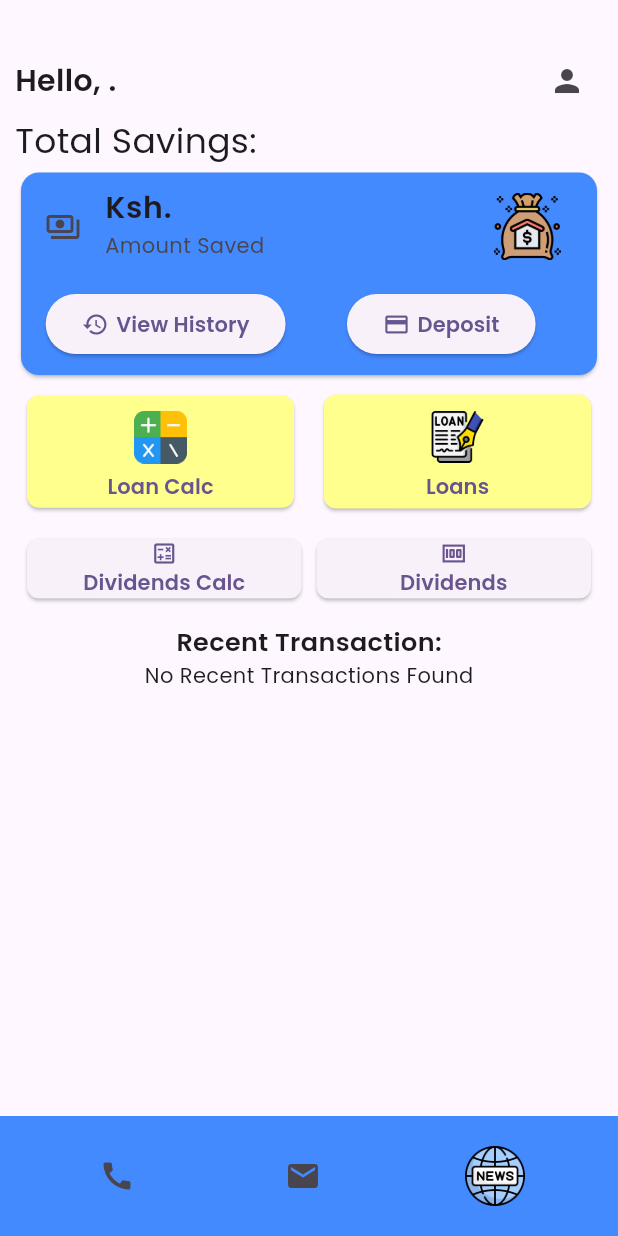
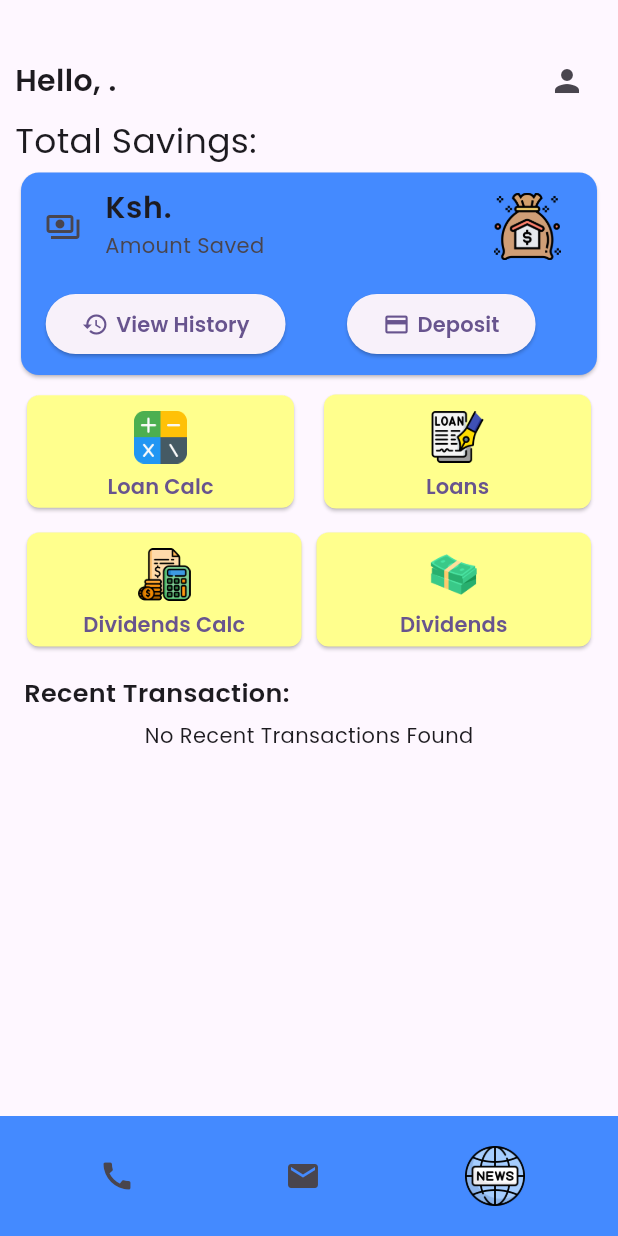
Before and after one commit to stevenjoro098/Sacco-Flutter-App, a Flutter app: the MyHomePage screen opened directly with empty values, on a phone screen of 412 x 824 dp. Run offline on Flutter 3.47's test engine with Material 3 defaults, Android fonts, the light colour scheme and no system bars; network calls fail; Roboto replaces fonts that are missing (poppins).

Commit message:
Finalizing with the UI

```diff
--- a/lib/main.dart
+++ b/lib/main.dart
@@ -36,11 +36,11 @@ class MyApp extends StatelessWidget {
           shape: RoundedRectangleBorder( // Round corners of Snackbar
             borderRadius: BorderRadius.circular(20.0),
           ),
-          insetPadding: EdgeInsets.all(10.0)
+          insetPadding: const EdgeInsets.all(10.0)
 
         )
       ),
-      home: loginPage()//const MyHomePage(title: 'Flutter Demo Home Page'),
+      home: const loginPage()//const MyHomePage(title: 'Flutter Demo Home Page'),
     );
   }
 }
@@ -109,7 +109,8 @@ class _MyHomePageState extends State<MyHomePage> {
   Widget build(BuildContext context) {
    // than having to individually change instances of widgets.
     return Scaffold(
-      body: Padding(
+      body: SingleChildScrollView(
+        child: Padding(
           padding: const EdgeInsets.all(10.0),
           child: Column(
             //mainAxisAlignment: MainAxisAlignment.start,
@@ -129,7 +130,7 @@ class _MyHomePageState extends State<MyHomePage> {
                     IconButton(
                         onPressed: (){
                           Navigator.push(context,
-                            MaterialPageRoute(builder: (context) => const userProfile()));
+                              MaterialPageRoute(builder: (context) =>  userProfile( idNo: widget.id_no )));
 
                         },
                         icon: const Icon(Icons.person))
@@ -154,11 +155,11 @@ class _MyHomePageState extends State<MyHomePage> {
                   children: [
                     ListTile(
                       leading: const Icon(Icons.payments_outlined),
-                    title: Text("Ksh. ${totalAmount}",style: TextStyle(fontWeight: FontWeight.bold, fontSize: 20)),
-                    subtitle: Text("Amount Saved"),
+                      title: Text("Ksh. ${totalAmount}",style: const TextStyle(fontWeight: FontWeight.bold, fontSize: 20)),
+                      subtitle: const Text("Amount Saved"),
                       trailing: Image.asset('assets/images/cost.png', width: 45,height: 45,),
                     ),
-                  SizedBox(height: 5,),
+                    const SizedBox(height: 5,),
                     Row(
                       mainAxisAlignment: MainAxisAlignment.spaceEvenly,
                       children: <Widget>[
@@ -195,7 +196,7 @@ class _MyHomePageState extends State<MyHomePage> {
                         const SizedBox(width: 8),
                       ],
                     ),
-                  SizedBox(height: 10,)
+                    const SizedBox(height: 10,)
                   ],
                 ),
               ),
@@ -220,13 +221,13 @@ class _MyHomePageState extends State<MyHomePage> {
                           )
                         ),
                         child: Padding(
-                        padding: EdgeInsets.all(4.5),
+                          padding: const EdgeInsets.all(4.5),
                           child: Column(
                             children: [
-                            SizedBox(height: 6,),
+                              const SizedBox(height: 6,),
                               Image.asset('assets/images/calculator.png', width: 35,),
-                            SizedBox(height: 5,),
-                            Text('Loan Calc',style: TextStyle(fontWeight: FontWeight.bold))
+                              const SizedBox(height: 5,),
+                              const Text('Loan Calc',style: TextStyle(fontWeight: FontWeight.bold))
                             ],
                           ),
                         ),
@@ -247,13 +248,13 @@ class _MyHomePageState extends State<MyHomePage> {
                             )
                         ),
                         child: Padding(
-                        padding: EdgeInsets.all(4.5),
+                          padding: const EdgeInsets.all(4.5),
                            child: Column(
                             children: [
-                            SizedBox(height: 6,),
+                              const SizedBox(height: 6,),
                               Image.asset('assets/images/signing.png', width: 35,),
-                            SizedBox(height: 6,),
-                            Text('Loans',style: TextStyle(fontWeight: FontWeight.bold)),
+                              const SizedBox(height: 6,),
+                              const Text('Loans',style: TextStyle(fontWeight: FontWeight.bold)),
 
                             ],
                           ),
@@ -265,49 +266,74 @@ class _MyHomePageState extends State<MyHomePage> {
                 ),
               ),
               Padding(
-                padding: EdgeInsets.all(8.0),
+                  padding: const EdgeInsets.all(8.0),
                 child: Row(
                   children: [
                     Expanded(
                       child: ElevatedButton(
-                        onPressed: (){},
+                        onPressed:(){
+
+                        } ,
                         style: ElevatedButton.styleFrom(
+                            backgroundColor: Colors.yellowAccent[100],
                             shape: RoundedRectangleBorder(
                                 borderRadius: BorderRadius.circular(8.0)
                             )
                         ),
-                        child: const Column(
+                        child: Padding(
+                          padding: const EdgeInsets.all(4.5),
+                          child: Column(
                             children: [
-                            Icon(Icons.calculate_outlined),
-                            Text('Dividends Calc',style: TextStyle(fontWeight: FontWeight.bold))
+                              const SizedBox(height: 6,),
+                              Image.asset('assets/images/budget.png', width: 35,),
+                              const SizedBox(height: 6,),
+                              const Text('Dividends Calc',style: TextStyle(fontWeight: FontWeight.bold)),
+
                             ],
                           ),
+                        ),
+
                       ),
                     ),
                     const SizedBox(width: 10,),
                     Expanded(
                       child: ElevatedButton(
-                        onPressed: (){
+                        onPressed:(){
 
-                        },
+                        } ,
                         style: ElevatedButton.styleFrom(
+                            backgroundColor: Colors.yellowAccent[100],
                             shape: RoundedRectangleBorder(
                                 borderRadius: BorderRadius.circular(8.0)
                             )
                         ),
-                        child: const Column(
+                        child: Padding(
+                          padding: const EdgeInsets.all(4.5),
+                          child: Column(
                             children: [
-                            Icon(Icons.money_outlined),
-                            Text('Dividends',style: TextStyle(fontWeight: FontWeight.bold))
+                              const SizedBox(height: 6,),
+                              Image.asset('assets/images/money.png', width: 35,),
+                              const SizedBox(height: 6,),
+                              const Text('Dividends',style: TextStyle(fontWeight: FontWeight.bold)),
+
                             ],
-                        )
+                          ),
+                        ),
+
                       ),
                     )
                   ],
                 ),
               ),
               const SizedBox(height: 5,),
-            const Text('Recent Transaction:', style: TextStyle(fontWeight: FontWeight.bold, fontSize: 17),),
+              const Padding(
+                padding: EdgeInsets.all(6.0),
+                child: Row(
+                  children: [
+                    Text('Recent Transaction:', style: TextStyle(fontWeight: FontWeight.bold, fontSize: 17),),
+                  ],
+                ),
+              ),
               recentTransaction.isEmpty ?
                   const Center(
                     child: Text('No Recent Transactions Found'),
@@ -320,9 +346,10 @@ class _MyHomePageState extends State<MyHomePage> {
                         itemCount: recentTransaction.length,
                         itemBuilder: (context, index){
                           return Card(
+                            color: Colors.deepOrangeAccent[100],
                             child: ListTile(
                               leading: const Icon(Icons.info),
-                            title: Text("Ksh. ${recentTransaction[index]['amount']}",style: TextStyle(fontWeight: FontWeight.bold)),
+                              title: Text("Ksh. ${recentTransaction[index]['amount']}",style: const TextStyle(fontWeight: FontWeight.bold)),
                               subtitle: Text('${recentTransaction[index]['created']}'),
                               trailing: Text("${recentTransaction[index]['receipt_no']}"),
                             ),
@@ -336,10 +363,11 @@ class _MyHomePageState extends State<MyHomePage> {
             ],
           ),
         ),
+      ),
       bottomNavigationBar: BottomAppBar(
         color: Colors.blueAccent,
         elevation: 3,
-          shape: CircularNotchedRectangle(
+          shape: const CircularNotchedRectangle(
 
           ),
         child: Row(
--- a/lib/profile.dart
+++ b/lib/profile.dart
@@ -8,7 +8,8 @@ import 'package:http/http.dart' as http;
 import 'login.dart';
 
 class userProfile extends StatefulWidget {
-  const userProfile({super.key});
+  var idNo;
+  userProfile({super.key, required this.idNo});
 
   @override
   State<userProfile> createState() => _userProfileState();
@@ -36,7 +37,7 @@ class _userProfileState extends State<userProfile> {
       final response = await http.post(
           Uri.parse('http://127.0.0.1:9000/api/member/profile/'),
           headers: headers,
-          body: jsonEncode({"id_no":"54321"})
+          body: jsonEncode({"id_no": widget.idNo})
       );
       if(response.statusCode == 200){
 
--- a/pubspec.yaml
+++ b/pubspec.yaml
@@ -80,6 +80,7 @@ flutter:
      - assets/images/mobile_phone.png
      - assets/images/signing.png
      - assets/images/calculator.png
+     - assets/images/budget.png
 
 
 
```
Also changed, not shown: lib/login.dart (+24 -21 lines), assets/images/budget.png (added). Lines whose indentation alone changed are shown as unchanged.
